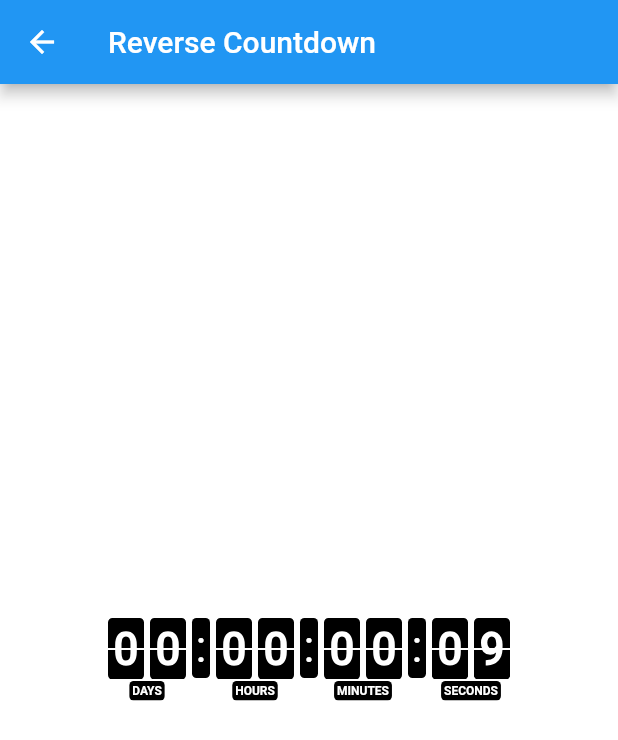
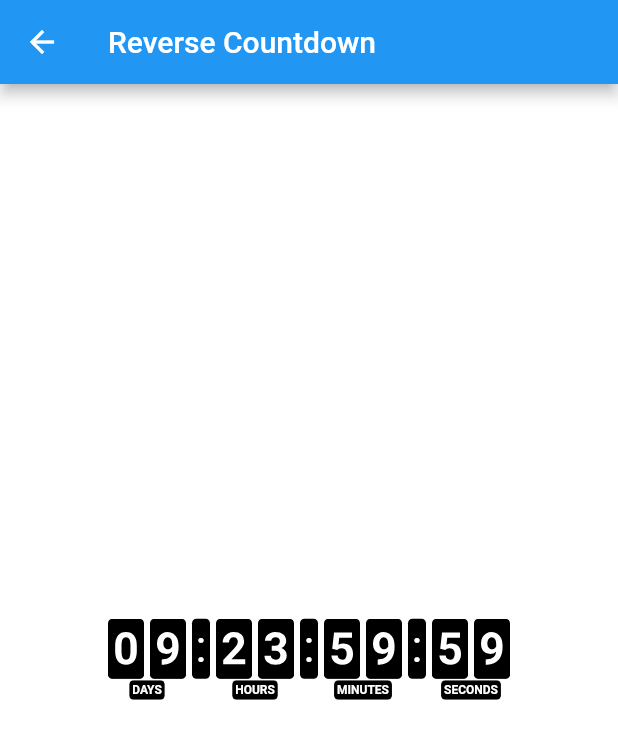
Before and after one commit to omar-alshyokh/flutter_flip_panel_plus, a Flutter app: the ReverseCountdown screen opened by its route, on a phone screen of 412 x 824 dp. Shown: the top 740 px of the screen. Run offline on Flutter 3.47's test engine with Material 2 defaults, Android fonts, the phone set to English and light mode, and no system bars.

Commit message:
Add Example Fix onDone issue Add 'centerGapSpace' property to control the space in the middle of number widget Fix max height issue

```diff
--- a/example/lib/main.dart
+++ b/example/lib/main.dart
@@ -206,7 +206,7 @@ class CountdownClockPage extends StatelessWidget {
       ),
       body: Center(
         child: FlipClock.countdown(
-          duration: const Duration(seconds:10),
+          duration: const Duration(hours:1),
           digitColor: Colors.white,
           backgroundColor: Colors.black,
           digitSize: 48.0,
@@ -235,11 +235,11 @@ class ReverseCountdown extends StatelessWidget {
       ),
       body: Center(
         child: FlipClock.reverseCountdown(
-          duration:const Duration(seconds: 10),
+          duration:const Duration(days: 10),
           digitColor: Colors.white,
           backgroundColor: Colors.black,
           digitSize: 30.0,
-          centerGapSpace: 1,
+          centerGapSpace: 0.0,
           borderRadius: const BorderRadius.all(Radius.circular(3.0)),
           onDone: () {
             print('onDone');
```
Also changed, not shown: 5 other files.
